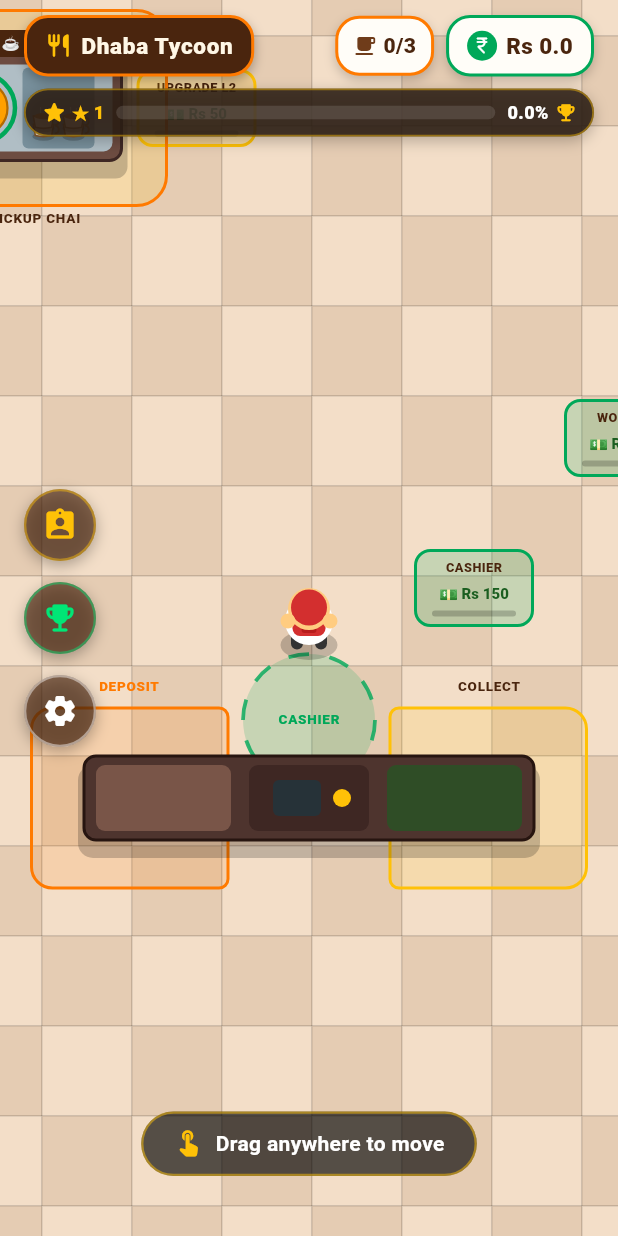
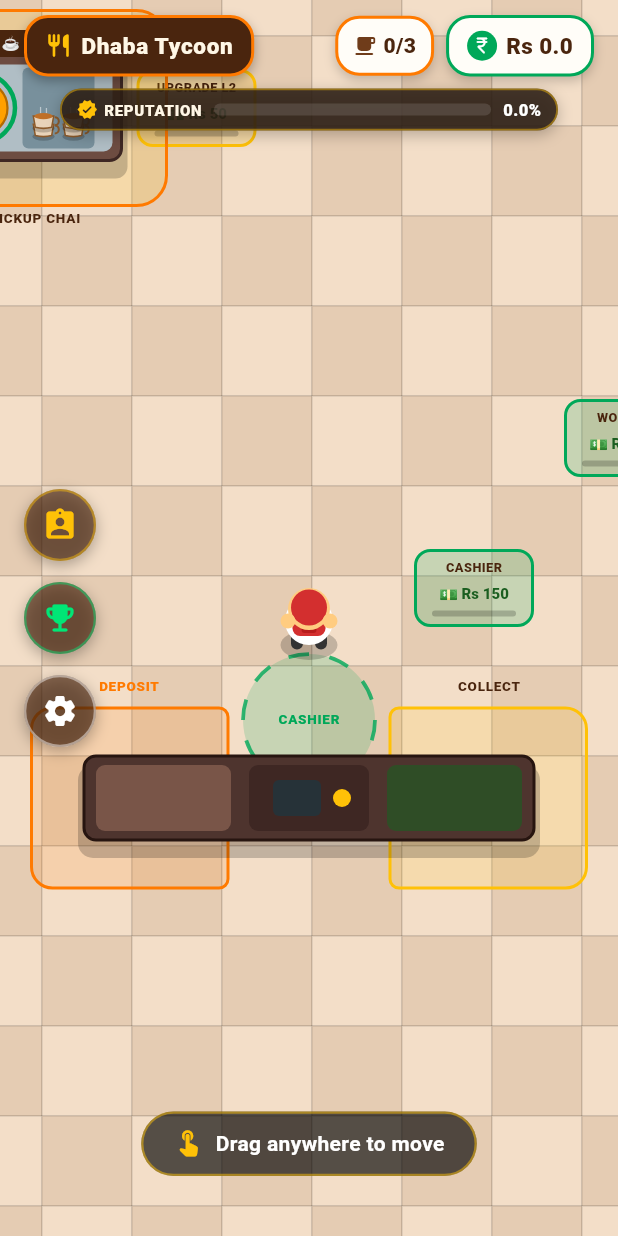
Before and after one commit to mustafa-txlabz/hotel-game, a Flutter app: the screen it shows after launch, on a phone screen of 412 x 824 dp. Run offline on Flutter 3.47's test engine with Material 3 defaults, Android fonts, the phone set to English and light mode, and no system bars; our stand-ins replace material_ui, shared_preferences.

Commit message:
Center reputation bar with side margins, add verified title badge, and remove trophy icon

```diff
--- a/lib/ui/overlays/hud_overlay.dart
+++ b/lib/ui/overlays/hud_overlay.dart
@@ -185,8 +185,16 @@ class HudOverlay extends StatelessWidget {
             ),
             const SizedBox(height: 8),
 
-            // Row 2: Sleek Store Reputation Bar (Right under Header)
-            _buildReputationBar(context),
+            // Row 2: Sleek Store Reputation Bar (Centered with side spacing)
+            Padding(
+              padding: const EdgeInsets.symmetric(horizontal: 24),
+              child: Center(
+                child: ConstrainedBox(
+                  constraints: const BoxConstraints(maxWidth: 360),
+                  child: _buildReputationBar(context),
+                ),
+              ),
+            ),
           ],
         ),
       ),
@@ -246,11 +254,11 @@ class HudOverlay extends StatelessWidget {
     return GestureDetector(
       onTap: onReputationTap,
       child: Container(
-        height: 32,
+        height: 28,
         padding: const EdgeInsets.symmetric(horizontal: 10, vertical: 3),
         decoration: BoxDecoration(
           color: const Color(0xFF2C1E14).withValues(alpha: 0.88), // Sleek Dhaba dark glass
-          borderRadius: BorderRadius.circular(16),
+          borderRadius: BorderRadius.circular(14),
           border: Border.all(
             color: isMax
                 ? AppTheme.goldYellow
@@ -269,23 +277,23 @@ class HudOverlay extends StatelessWidget {
         ),
         child: Row(
           children: [
-            // Left: Star Icon & Rating Level (1 to 5 Stars)
+            // Left: Title & Icon (REPUTATION)
             Row(
               mainAxisSize: MainAxisSize.min,
-              children: [
-                const Icon(
-                  Icons.star_rounded,
+              children: const [
+                Icon(
+                  Icons.verified_rounded,
                   color: AppTheme.goldYellow,
-                  size: 18,
+                  size: 14,
                 ),
-                const SizedBox(width: 3),
+                SizedBox(width: 4),
                 Text(
-                  '★ $reputationLevel',
-                  style: const TextStyle(
-                    color: AppTheme.goldYellow,
+                  'REPUTATION',
+                  style: TextStyle(
+                    color: AppTheme.cream,
                     fontWeight: FontWeight.w900,
-                    fontSize: 12,
-                    letterSpacing: 0.2,
+                    fontSize: 10,
+                    letterSpacing: 0.5,
                   ),
                 ),
               ],
@@ -299,10 +307,10 @@ class HudOverlay extends StatelessWidget {
                 children: [
                   // Track background
                   Container(
-                    height: 9,
+                    height: 8,
                     decoration: BoxDecoration(
                       color: Colors.white.withValues(alpha: 0.12),
-                      borderRadius: BorderRadius.circular(5),
+                      borderRadius: BorderRadius.circular(4),
                     ),
                   ),
 
@@ -317,7 +325,7 @@ class HudOverlay extends StatelessWidget {
                         duration: const Duration(milliseconds: 350),
                         curve: Curves.easeOutCubic,
                         width: fillWidth,
-                        height: 9,
+                        height: 8,
                         decoration: BoxDecoration(
                           gradient: const LinearGradient(
                             colors: [
@@ -325,7 +333,7 @@ class HudOverlay extends StatelessWidget {
                               AppTheme.goldYellow,
                             ],
                           ),
-                          borderRadius: BorderRadius.circular(5),
+                          borderRadius: BorderRadius.circular(4),
                           boxShadow: [
                             BoxShadow(
                               color: AppTheme.goldYellow.withValues(alpha: 0.5),
@@ -341,26 +349,15 @@ class HudOverlay extends StatelessWidget {
             ),
             const SizedBox(width: 8),
 
-            // Right: Single Clean Percentage Display & Trophy Icon
-            Row(
-              mainAxisSize: MainAxisSize.min,
-              children: [
+            // Right: Single Clean Percentage Display (No Trophy Icon)
             Text(
               displayPercent,
               style: TextStyle(
                 color: isMax ? AppTheme.goldYellow : Colors.white,
                 fontWeight: FontWeight.w900,
-                    fontSize: 12,
+                fontSize: 11,
                 letterSpacing: 0.3,
               ),
-                ),
-                const SizedBox(width: 4),
-                const Icon(
-                  Icons.emoji_events_rounded,
-                  color: AppTheme.goldYellow,
-                  size: 15,
-                ),
-              ],
             ),
           ],
         ),
```
Lines whose indentation alone changed are shown as unchanged.
